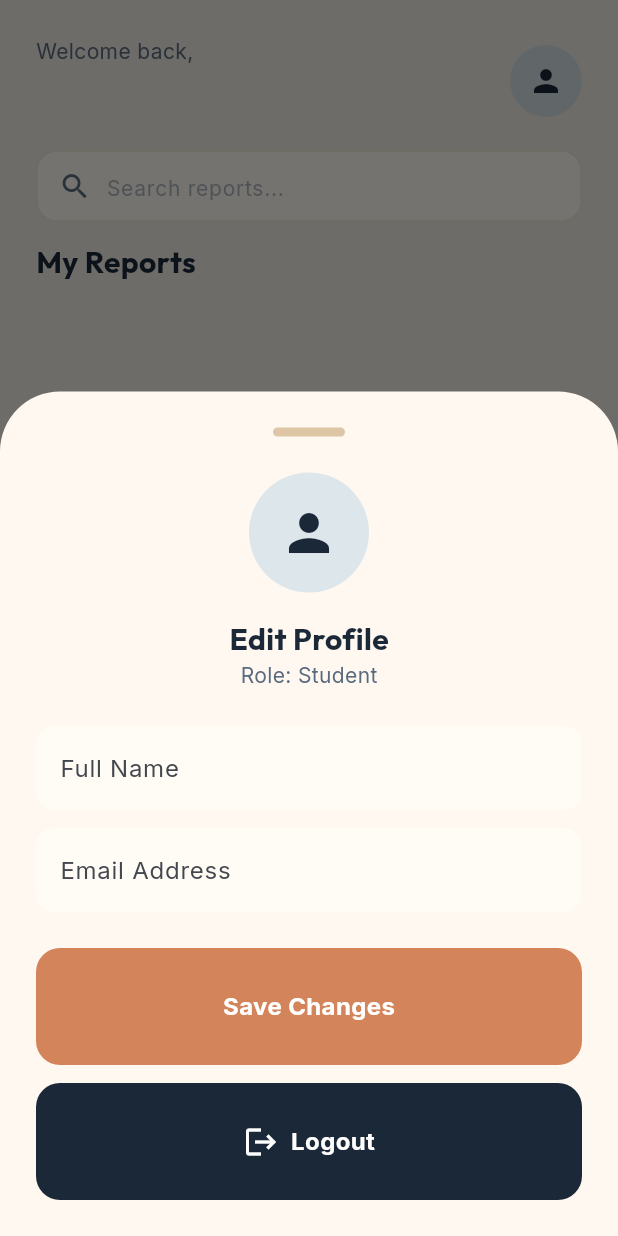
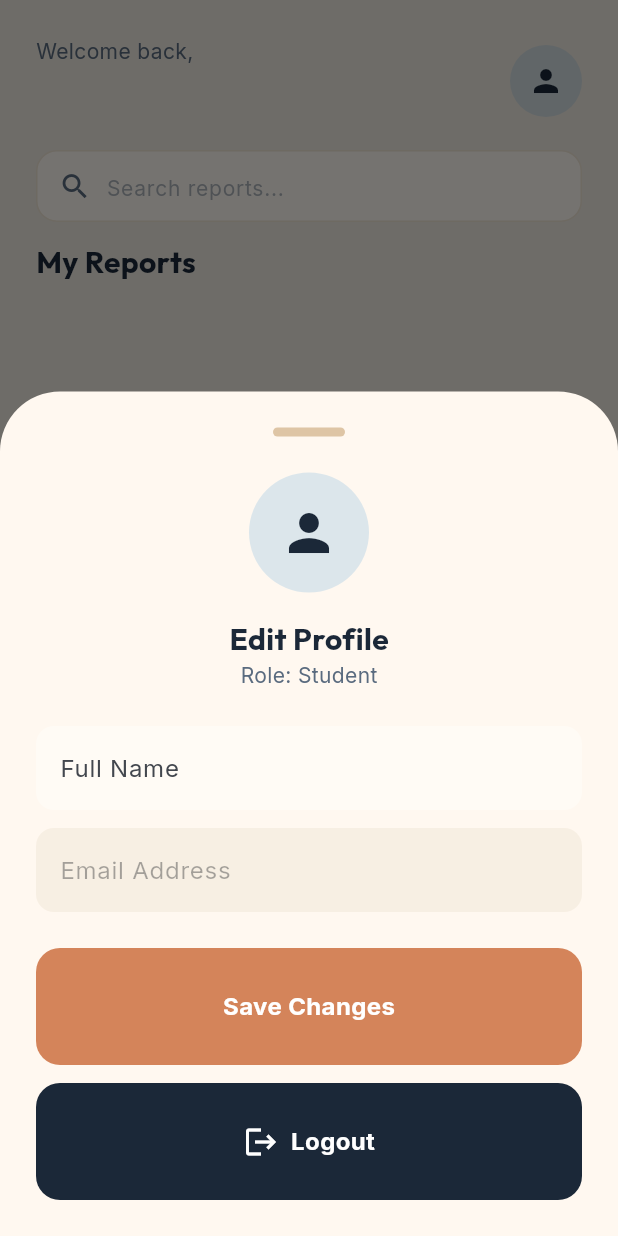
Before and after one commit to NMN09/MAD-LAB, a Flutter app: the screen it shows once a user with an empty profile is signed in, after a tap on the "person" icon, on a phone screen of 412 x 824 dp. Run offline on Flutter 3.47's test engine with Material 3 defaults, Android fonts, the phone set to English and light mode, and no system bars; drawn by our look-alikes of flutter_animate; our stand-ins replace cloud_firestore, firebase_auth, firebase_core, google_fonts, image_picker, timeago; accounts and stored records are empty.

Commit message:
search Bar

```diff
--- a/lib/main.dart
+++ b/lib/main.dart
@@ -10,9 +10,15 @@ import 'screens/admin_screen.dart';
 import 'firebase_options.dart';
 import 'theme/app_colors.dart';
 
+import 'services/db_service.dart';
+
 void main() async {
   WidgetsFlutterBinding.ensureInitialized();
   await Firebase.initializeApp(options: DefaultFirebaseOptions.currentPlatform);
+
+  // Retroactively heal any old complaints that have out-of-sync usernames
+  await DatabaseService().healAllComplaints();
+
   runApp(const MyApp());
 }
 
--- a/lib/screens/home_screen.dart
+++ b/lib/screens/home_screen.dart
@@ -25,6 +25,22 @@ class _HomeScreenState extends State<HomeScreen> {
   final _db = DatabaseService();
   int _navIndex = 0;
   String _search = '';
+  final _searchC = TextEditingController();
+
+  String? _cachedUid;
+  Stream<List<Complaint>>? _userComplaintsStream;
+  Stream<List<Complaint>>? _allComplaintsStream;
+
+  @override
+  void didChangeDependencies() {
+    super.didChangeDependencies();
+    final user = Provider.of<AppUser?>(context);
+    if (user != null && _cachedUid != user.uid) {
+      _cachedUid = user.uid;
+      _userComplaintsStream = _db.userComplaints(user.uid);
+      _allComplaintsStream = _db.allComplaints;
+    }
+  }
 
   void _showSettings(AppUser user) {
     final nameC = TextEditingController(text: user.displayName);
@@ -57,13 +73,13 @@ class _HomeScreenState extends State<HomeScreen> {
             ],
 
             _input(nameC, 'Full Name', 1), const SizedBox(height: 12),
-            _input(emailC, 'Email Address', 1), const SizedBox(height: 24),
+            _input(emailC, 'Email Address', 1, enabled: false), const SizedBox(height: 24),
 
             HoverColorButton(baseColor: AppColors.copper, hoverColor: Colors.orange, borderRadius: BorderRadius.circular(16), onTap: saving ? null : () async {
               ss(() { saving = true; errorMsg = null; successMsg = null; });
               try {
-                await _auth.updateProfile(nameC.text.trim(), emailC.text.trim());
-                ss(() { saving = false; successMsg = 'Profile updated successfully!'; });
+                final msg = await _auth.updateProfile(nameC.text.trim());
+                ss(() { saving = false; successMsg = msg; });
                 Future.delayed(const Duration(seconds: 1), () { if (ctx.mounted) Navigator.pop(ctx); });
               } catch (e) {
                 ss(() { saving = false; errorMsg = e.toString().replaceAll('Exception: ', ''); });
@@ -148,8 +164,8 @@ class _HomeScreenState extends State<HomeScreen> {
     });
   }
 
-  Widget _input(TextEditingController c, String hint, int lines) => TextField(controller: c, maxLines: lines, decoration: InputDecoration(
-    hintText: hint, filled: true, fillColor: AppColors.warmWhite, border: OutlineInputBorder(borderRadius: BorderRadius.circular(12), borderSide: BorderSide.none)));
+  Widget _input(TextEditingController c, String hint, int lines, {bool enabled = true}) => TextField(controller: c, maxLines: lines, enabled: enabled, decoration: InputDecoration(
+    hintText: hint, filled: true, fillColor: enabled ? AppColors.warmWhite : AppColors.beigeSoft.withOpacity(0.5), border: OutlineInputBorder(borderRadius: BorderRadius.circular(12), borderSide: BorderSide.none)));
 
   @override
   Widget build(BuildContext context) {
@@ -171,27 +187,35 @@ class _HomeScreenState extends State<HomeScreen> {
         Padding(padding: const EdgeInsets.symmetric(horizontal: 24), child: Container(
           height: 48, decoration: BoxDecoration(color: AppColors.warmWhite, borderRadius: BorderRadius.circular(14), border: Border.all(color: AppColors.beigeSoft)),
           child: Row(children: [const SizedBox(width: 14), const Icon(Icons.search, color: AppColors.textMuted, size: 22), const SizedBox(width: 10),
-            Expanded(child: TextField(onChanged: (v) => setState(() => _search = v), style: const TextStyle(color: AppColors.navy, fontSize: 14),
+            Expanded(child: TextField(controller: _searchC, onChanged: (v) => setState(() => _search = v), style: const TextStyle(color: AppColors.navy, fontSize: 14),
               decoration: InputDecoration(border: InputBorder.none, hintText: 'Search reports...', hintStyle: TextStyle(color: AppColors.textMuted.withOpacity(0.5)))))
           ]),
-        )).animate().fadeIn(delay: 150.ms),
+        )),
         const SizedBox(height: 12),
 
         Padding(padding: const EdgeInsets.symmetric(horizontal: 24), child: Text(_navIndex == 0 ? 'My Reports' : 'Community Reports', style: GoogleFonts.outfit(fontSize: 20, fontWeight: FontWeight.bold, color: AppColors.navy))).animate().fadeIn(delay: 200.ms),
         const SizedBox(height: 12),
 
         Expanded(child: StreamBuilder<List<Complaint>>(
-          stream: _navIndex == 0 ? _db.userComplaints(user.uid) : _db.allComplaints,
+          stream: _navIndex == 0 ? _userComplaintsStream : _allComplaintsStream,
           builder: (context, snap) {
             if (snap.connectionState == ConnectionState.waiting) return const Center(child: CircularProgressIndicator());
             if (snap.hasError) return Center(child: Column(mainAxisSize: MainAxisSize.min, children: [Icon(Icons.error_outline, size: 48, color: Colors.red.shade300), const SizedBox(height: 16), Text('Something went wrong.', style: GoogleFonts.inter(color: AppColors.textMuted))]));
             var list = snap.data ?? [];
             if (_search.isNotEmpty) list = list.where((c) => c.title.toLowerCase().contains(_search.toLowerCase()) || c.category.toLowerCase().contains(_search.toLowerCase())).toList();
-            if (list.isEmpty) return Center(child: Column(mainAxisSize: MainAxisSize.min, children: [
-              Icon(Icons.inbox_rounded, size: 64, color: AppColors.beige), const SizedBox(height: 16),
-              Text(_navIndex == 0 ? 'No reports yet' : 'No community reports', style: GoogleFonts.outfit(fontSize: 20, fontWeight: FontWeight.bold, color: AppColors.textMuted)),
-              const SizedBox(height: 4), Text(_navIndex == 0 ? 'Tap + to file your first report' : 'Check back later', style: GoogleFonts.inter(fontSize: 14, color: AppColors.textMuted)),
-            ]));
+            if (list.isEmpty) {
+              if (_search.isNotEmpty) {
+                return Center(child: Column(mainAxisSize: MainAxisSize.min, children: [
+                  const Icon(Icons.search_off_rounded, size: 64, color: AppColors.beige), const SizedBox(height: 16),
+                  Text('No search results found', style: GoogleFonts.outfit(fontSize: 20, fontWeight: FontWeight.bold, color: AppColors.textMuted)),
+                ]));
+              }
+              return Center(child: Column(mainAxisSize: MainAxisSize.min, children: [
+                const Icon(Icons.inbox_rounded, size: 64, color: AppColors.beige), const SizedBox(height: 16),
+                Text(_navIndex == 0 ? 'No reports yet' : 'No community reports', style: GoogleFonts.outfit(fontSize: 20, fontWeight: FontWeight.bold, color: AppColors.textMuted)),
+                const SizedBox(height: 4), Text(_navIndex == 0 ? 'Tap + to file your first report' : 'Check back later', style: GoogleFonts.inter(fontSize: 14, color: AppColors.textMuted)),
+              ]));
+            }
             return ListView.builder(padding: const EdgeInsets.only(left: 24, right: 24, top: 4, bottom: 120), itemCount: list.length,
               itemBuilder: (_, i) => _card(list[i], i, user));
           },
--- a/lib/services/db_service.dart
+++ b/lib/services/db_service.dart
@@ -111,4 +111,35 @@ class DatabaseService {
   Future<void> updateUserRole(String uid, String role, {String department = ''}) async {
     await _db.collection('users').doc(uid).update({'role': role, 'department': department});
   }
+
+  // ===== DB HEALING =====
+
+  Future<void> healAllComplaints() async {
+    final usersSnap = await _db.collection('users').get();
+    Map<String, String> userNames = {};
+    for (var doc in usersSnap.docs) {
+      userNames[doc.id] = doc.data()['name'] ?? '';
+    }
+
+    final complaintsSnap = await _db.collection('complaints').get();
+    final batch = _db.batch();
+    int updates = 0;
+
+    for (var doc in complaintsSnap.docs) {
+      final data = doc.data();
+      final uid = data['userId'] as String?;
+      if (uid != null && userNames.containsKey(uid)) {
+        final correctName = userNames[uid]!;
+        if (data['userName'] != correctName) {
+          batch.update(doc.reference, {'userName': correctName});
+          updates++;
+        }
+      }
+    }
+
+    if (updates > 0) {
+      await batch.commit();
+      print('Healed $updates complaints with outdated usernames.');
+    }
+  }
 }
```
Also changed, not shown: lib/screens/admin_screen.dart (+24 -8 lines), lib/services/auth_service.dart (+21 -6 lines).
